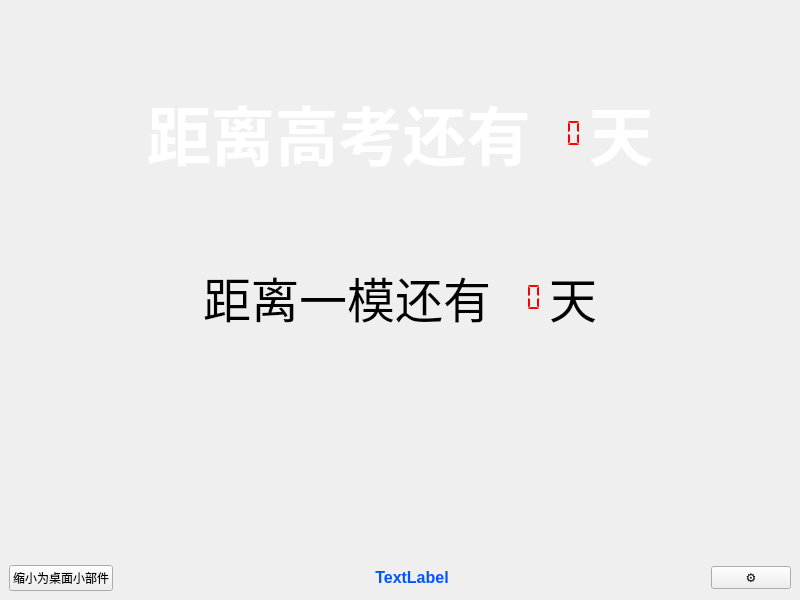
BuBaiMengJ4/BattleForFuture, file mainwindow.ui: the form before one commit.
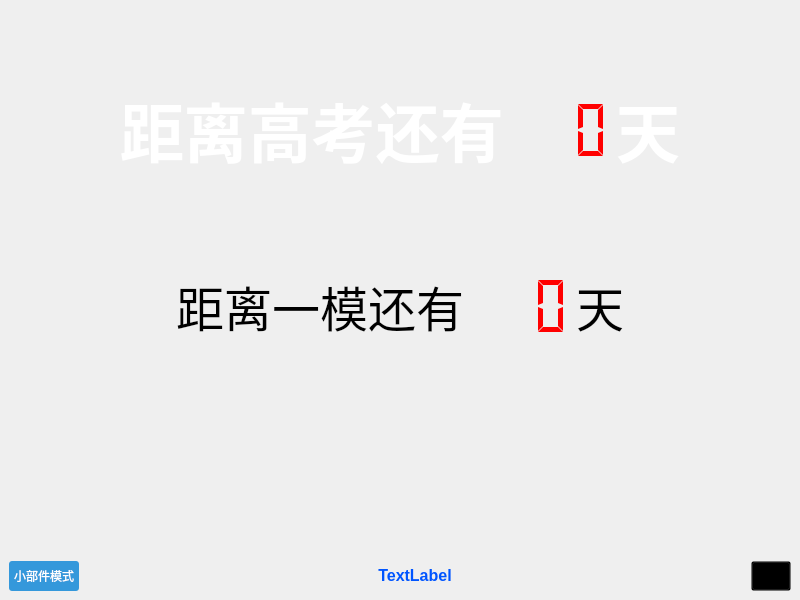
The form after the commit. Icons and pictures are not drawn.

Patch:
```diff
--- a/mainwindow.ui
+++ b/mainwindow.ui
@@ -86,6 +86,12 @@
       </item>
       <item>
        <widget class="QLCDNumber" name="CountdownGK">
+        <property name="minimumSize">
+         <size>
+          <width>100</width>
+          <height>100</height>
+         </size>
+        </property>
         <property name="styleSheet">
          <string notr="true">color: rgb(255, 0, 0);</string>
         </property>
@@ -162,6 +168,12 @@
       </item>
       <item>
        <widget class="QLCDNumber" name="CountdownYM">
+        <property name="minimumSize">
+         <size>
+          <width>100</width>
+          <height>100</height>
+         </size>
+        </property>
         <property name="styleSheet">
          <string notr="true">color: rgb(255, 0, 0);</string>
         </property>
@@ -244,8 +256,20 @@
      <layout class="QHBoxLayout" name="horizontalLayout_4">
       <item>
        <widget class="QPushButton" name="pushButton">
+        <property name="minimumSize">
+         <size>
+          <width>40</width>
+          <height>30</height>
+         </size>
+        </property>
+        <property name="styleSheet">
+         <string notr="true"> background-color: #3498db; 
+color: white; 
+padding: 5px; 
+border-radius: 3px; </string>
+        </property>
         <property name="text">
-         <string>缩小为桌面小部件</string>
+         <string>小部件模式</string>
         </property>
        </widget>
       </item>
@@ -284,8 +308,27 @@
       </item>
       <item>
        <widget class="QPushButton" name="Settings">
+        <property name="minimumSize">
+         <size>
+          <width>30</width>
+          <height>30</height>
+         </size>
+        </property>
+        <property name="styleSheet">
+         <string notr="true">background-color: transparent;</string>
+        </property>
         <property name="text">
-         <string>⚙</string>
+         <string/>
+        </property>
+        <property name="icon">
+         <iconset resource="resource.qrc">
+          <normaloff>:/icon/Settings.png</normaloff>:/icon/Settings.png</iconset>
+        </property>
+        <property name="iconSize">
+         <size>
+          <width>50</width>
+          <height>50</height>
+         </size>
         </property>
        </widget>
       </item>
```
